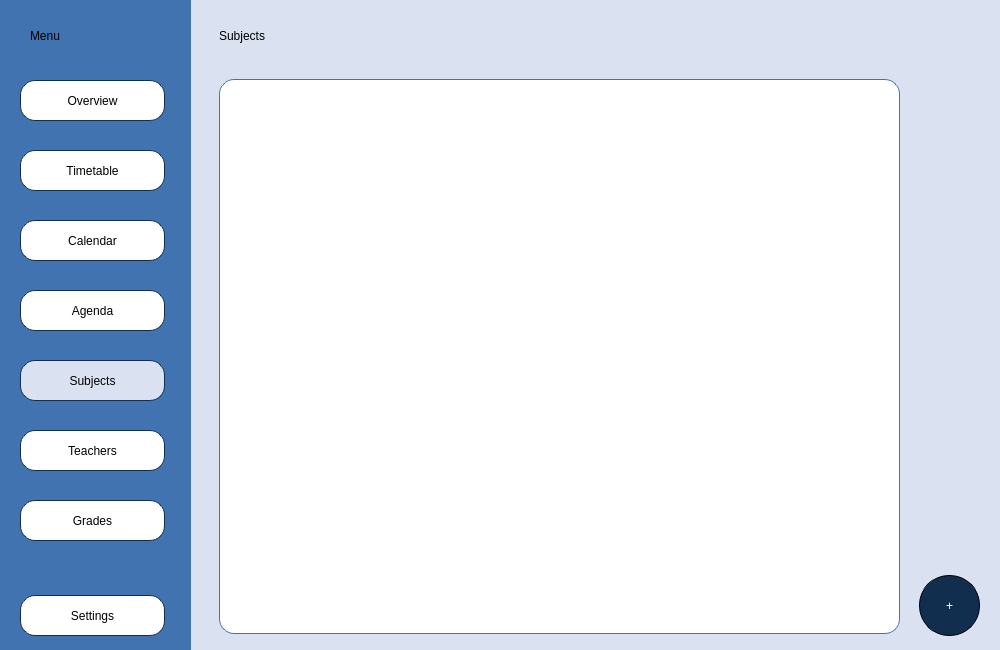
The window that Planner/subjectsmain.ui (BeliaViktoria/Planner) describes before a commit, drawn with Qt 5.
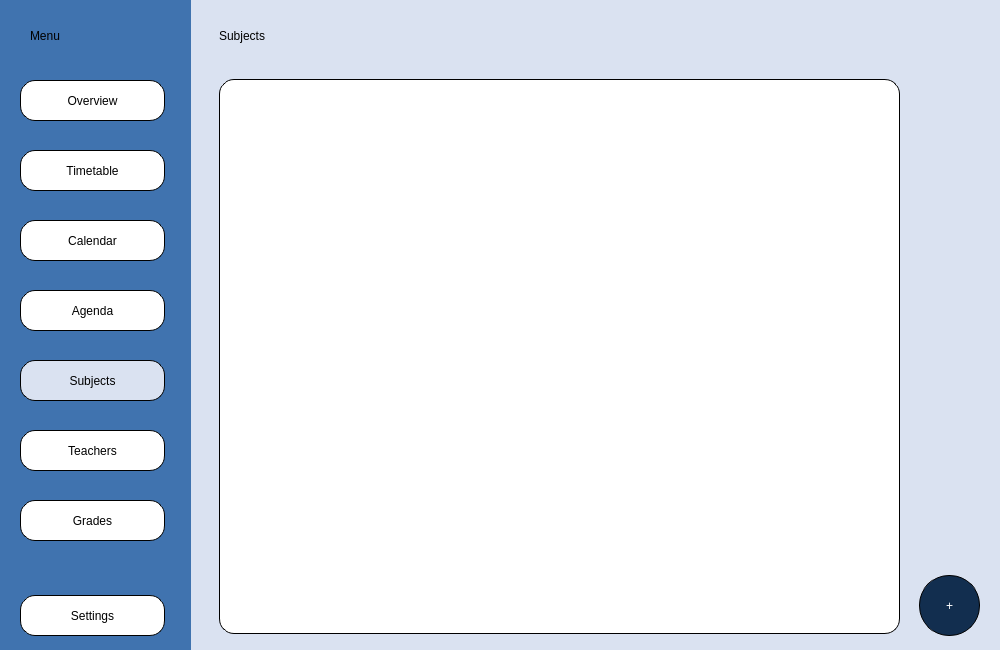
The same window after the commit.

Commit message: Border Color

Diff of the .ui file:
```diff
--- a/Planner/subjectsmain.ui
+++ b/Planner/subjectsmain.ui
@@ -76,7 +76,7 @@
 border-radius: 15px;
 border-style: solid;
 border-width: 1px;
-border-color:rgb(64, 115, 175);</string>
+border-color:rgb(0, 0, 0);</string>
     </property>
    </widget>
    <widget class="QPushButton" name="pushButton_AddSubject">
@@ -149,7 +149,7 @@
 border-radius: 15px;
 border-style: solid;
 border-width: 1px;
-border-color:rgb(18, 46, 79);</string>
+border-color:rgb(0, 0, 0);</string>
     </property>
     <property name="text">
      <string>Overview</string>
@@ -171,7 +171,7 @@
 border-radius: 15px;
 border-style: solid;
 border-width: 1px;
-border-color:rgb(18, 46, 79);</string>
+border-color:rgb(0, 0, 0);</string>
     </property>
     <property name="text">
      <string>Timetable</string>
@@ -193,7 +193,7 @@
 border-radius: 15px;
 border-style: solid;
 border-width: 1px;
-border-color:rgb(18, 46, 79);</string>
+border-color:rgb(0, 0, 0);</string>
     </property>
     <property name="text">
      <string>Subjects</string>
@@ -215,7 +215,7 @@
 border-radius: 15px;
 border-style: solid;
 border-width: 1px;
-border-color:rgb(18, 46, 79);</string>
+border-color:rgb(0, 0, 0);</string>
     </property>
     <property name="text">
      <string>Teachers</string>
@@ -237,7 +237,7 @@
 border-radius: 15px;
 border-style: solid;
 border-width: 1px;
-border-color:rgb(18, 46, 79);</string>
+border-color:rgb(0, 0, 0);</string>
     </property>
     <property name="text">
      <string>Grades</string>
@@ -259,7 +259,7 @@
 border-radius: 15px;
 border-style: solid;
 border-width: 1px;
-border-color:rgb(18, 46, 79);</string>
+border-color:rgb(0, 0, 0);</string>
     </property>
     <property name="text">
      <string>Settings</string>
@@ -281,7 +281,7 @@
 border-radius: 15px;
 border-style: solid;
 border-width: 1px;
-border-color:rgb(18, 46, 79);</string>
+border-color:rgb(0, 0, 0);</string>
     </property>
     <property name="text">
      <string>Calendar</string>
@@ -303,7 +303,7 @@
 border-radius: 15px;
 border-style: solid;
 border-width: 1px;
-border-color:rgb(18, 46, 79);</string>
+border-color:rgb(0, 0, 0);</string>
     </property>
     <property name="text">
      <string>Agenda</string>
```
The commit also changes 20 other files.
